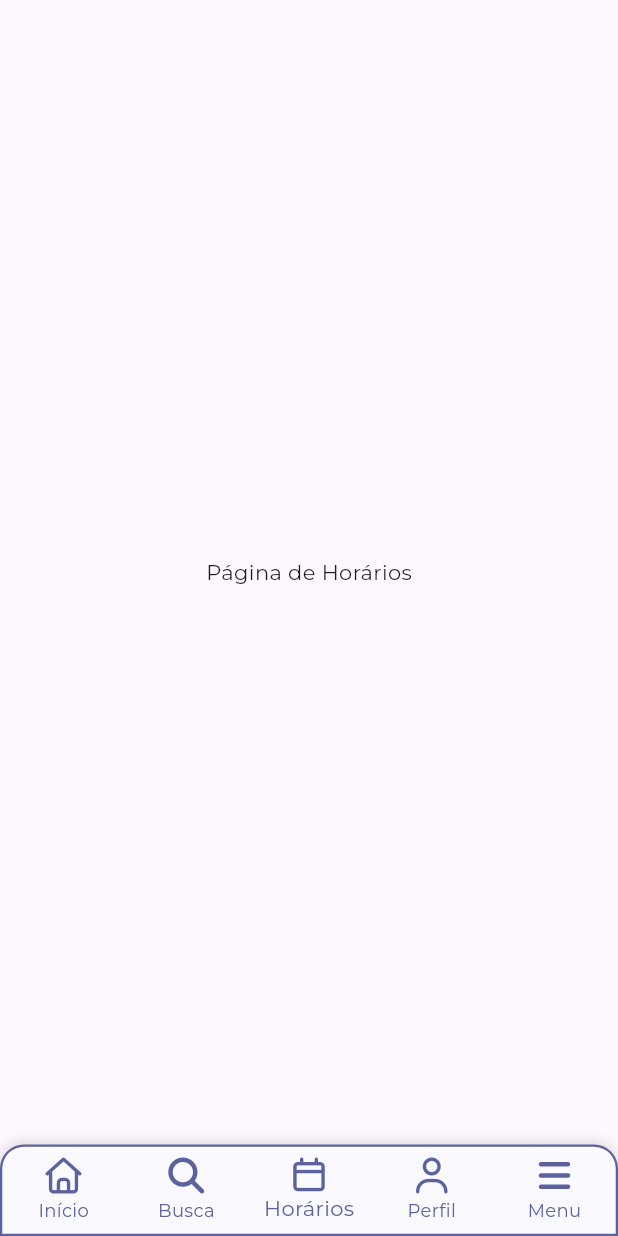
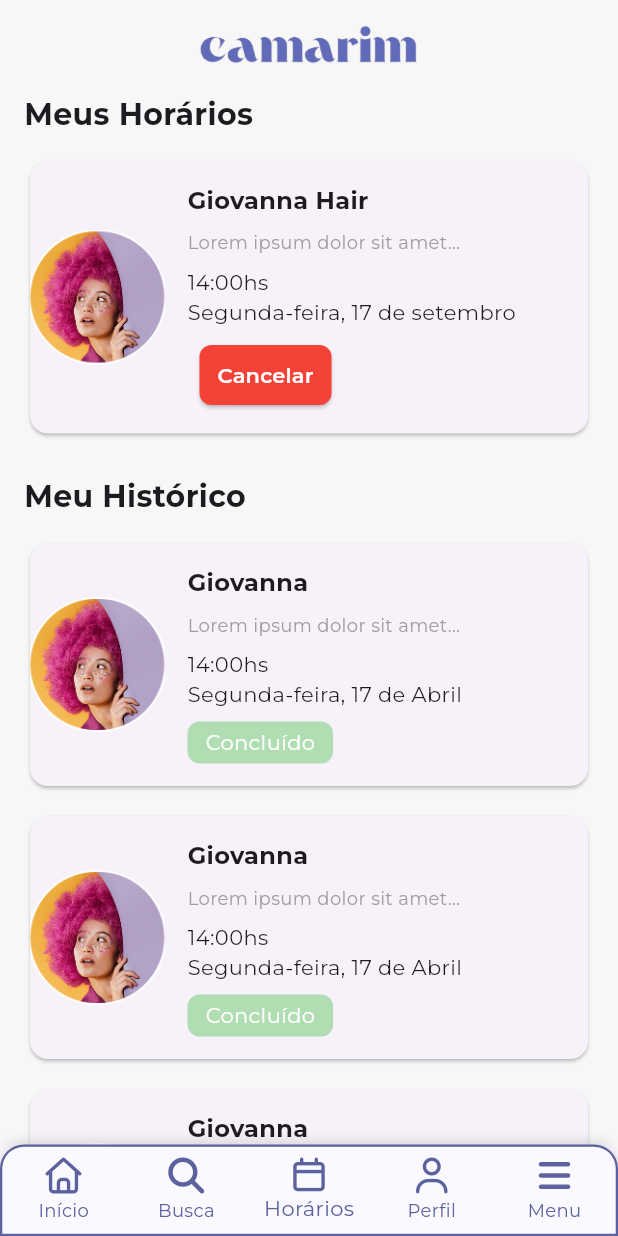
Before and after one commit to mmiguelcalixto/camarim, a Flutter app: the HomePage screen opened directly, item 3 of the bottom bar chosen, on a phone screen of 412 x 824 dp. Run offline on Flutter 3.47's test engine with Material 3 defaults, Android fonts, the phone set to English and light mode, and no system bars; our stand-ins replace cloud_firestore, firebase_auth, firebase_core, font_awesome_flutter, image_picker, mask_text_input_formatter; accounts and stored records are empty.

Commit message:
formatação da página de horários ajustada

```diff
--- a/lib/pages/home_page.dart
+++ b/lib/pages/home_page.dart
@@ -1,3 +1,4 @@
+import 'package:camarim_backend/pages/horarios_page.dart';
 import 'package:camarim_backend/pages/menu_page.dart';
 import 'package:flutter/material.dart';
 import 'package:font_awesome_flutter/font_awesome_flutter.dart';
@@ -29,7 +30,7 @@ class _HomePageState extends State<HomePage> {
   final List<Widget> _pages = [
     HomePageContent(),
     SearchProfPage(),
-    const Center(child: Text("Página de Horários")),
+    HorariosPage(),
     const Center(child: Text("Página do Perfil do Cliente")),
     MenuPage(),
   ];
--- /dev/null
+++ b/lib/pages/horarios_page.dart
@@ -0,0 +1,73 @@
+import 'package:flutter/material.dart';
+import '../widgets/appointment_card.dart';
+
+class HorariosPage extends StatelessWidget {
+  const HorariosPage({super.key});
+
+  @override
+  Widget build(BuildContext context) {
+    return Scaffold(
+      backgroundColor: const Color(0xFFF7F7F7),
+      body: SafeArea(
+        child: ListView(
+          padding: const EdgeInsets.all(16),
+          children: [
+            SizedBox(
+              height: 30,
+              child: Container(
+                color: const Color(0xFFF7F7F7),
+                child: Image.asset("lib/assets/img/logo.png"),
+              ),
+            ),
+            const SizedBox(height: 16),
+
+
+            RichText(
+              text: TextSpan(
+                text: "Meus Horários",
+                style: DefaultTextStyle.of(context).style.copyWith(
+                  fontSize: 20,
+                  fontWeight: FontWeight.bold,
+                ),
+              ),
+            ),
+            const SizedBox(height: 12),
+            const AppointmentCard(
+              name: "Giovanna Hair",
+              time: "14:00hs",
+              date: "Segunda-feira, 17 de setembro",
+              imageUrl: "lib/assets/img/perfil.png",
+              isHistory: false,
+            ),
+            const SizedBox(height: 24),
+
+            RichText(
+              text: TextSpan(
+                text: "Meu Histórico ",
+                style: DefaultTextStyle.of(context).style.copyWith(
+                  fontSize: 20,
+                  fontWeight: FontWeight.bold,
+                ),
+              ),
+            ),
+            const SizedBox(height: 12),
+            Column(
+              children: List.generate(3, (index) {
+                return const Padding(
+                  padding: EdgeInsets.only(bottom: 12),
+                  child: AppointmentCard(
+                    name: "Giovanna",
+                    time: "14:00hs",
+                    date: "Segunda-feira, 17 de Abril",
+                    imageUrl: "lib/assets/img/perfil.png",
+                    isHistory: true,
+                  ),
+                );
+              }),
+            ),
+          ],
+        ),
+      ),
+    );
+  }
+}
--- /dev/null
+++ b/lib/widgets/appointment_card.dart
@@ -0,0 +1,147 @@
+import 'package:flutter/material.dart';
+
+class AppointmentCard extends StatelessWidget {
+  final String name;
+  final String time;
+  final String date;
+  final String imageUrl;
+  final bool isHistory;
+
+  const AppointmentCard({
+    super.key,
+    required this.name,
+    required this.time,
+    required this.date,
+    required this.imageUrl,
+    this.isHistory = false,
+  });
+
+  @override
+  Widget build(BuildContext context) {
+    return Card(
+      shape: RoundedRectangleBorder(borderRadius: BorderRadius.circular(12)),
+      child: Row(
+        children: [
+          ClipRRect(
+            borderRadius: const BorderRadius.only(
+              topLeft: Radius.circular(12),
+              bottomLeft: Radius.circular(12),
+            ),
+            child: Image.asset(
+              imageUrl,
+              width: 90,
+              height: 90,
+              fit: BoxFit.cover,
+            ),
+          ),
+          Expanded(
+            child: Padding(
+              padding: const EdgeInsets.all(15),
+              child: Column(
+                crossAxisAlignment: CrossAxisAlignment.start,
+                children: [
+                  Text(
+                    name,
+                    style: const TextStyle(
+                      fontWeight: FontWeight.bold,
+                      fontSize: 16,
+                    ),
+                  ),
+                  const SizedBox(height: 8),
+                  const Text(
+                    "Lorem ipsum dolor sit amet...",
+                    maxLines: 1,
+                    overflow: TextOverflow.ellipsis,
+                    style: TextStyle(color: Colors.grey, fontSize: 12),
+                  ),
+                  const SizedBox(height: 8),
+                  Text(time),
+                  Text(date),
+                  const SizedBox(height: 8),
+
+                  isHistory
+                      ? Container(
+                        padding: const EdgeInsets.symmetric(
+                          horizontal: 12,
+                          vertical: 4,
+                        ),
+                        decoration: BoxDecoration(
+                          color: const Color.fromARGB(255, 177, 221, 179),
+                          borderRadius: BorderRadius.circular(8),
+                        ),
+                        child: const Text(
+                          "Concluído",
+                          style: TextStyle(color: Colors.white),
+                        ),
+                      )
+                      : Row(
+                        children: [
+                          const SizedBox(width: 8),
+                          ElevatedButton(
+                            onPressed: () {
+                              _showModal(context);
+                            },
+                            style: ElevatedButton.styleFrom(
+                              backgroundColor: Colors.red,
+                              padding: const EdgeInsets.symmetric(
+                                horizontal: 12,
+                              ),
+                              shape: RoundedRectangleBorder(
+                                borderRadius: BorderRadius.circular(8),
+                              ),
+                            ),
+                            child: const Text(
+                              "Cancelar",
+                              style: TextStyle(color: Colors.white),
+                            ),
+                          ),
+                        ],
+                      ),
+                ],
+              ),
+            ),
+          ),
+        ],
+      ),
+    );
+  }
+
+  void _showModal(BuildContext context) {
+    showDialog(
+      context: context,
+      builder: (BuildContext context) {
+        return AlertDialog(
+          title: const Text(
+            "Cancelar Agendamento",
+            style: const TextStyle(fontWeight: FontWeight.bold, fontSize: 18),
+          ),
+          content: const Text(
+            "Tem certeza que deseja cancelar o seu agendamento?",
+          ),
+          actions: [
+            TextButton(
+              onPressed: () {
+                Navigator.of(context).pop();
+              },
+              child: const Text("Não"),
+            ),
+            ElevatedButton(
+              style: ElevatedButton.styleFrom(
+                backgroundColor: Colors.red,
+              ),
+              onPressed: () {
+                Navigator.of(context).pop();
+              },
+              child: const Text(
+                "Sim, cancelar",
+                style: TextStyle(fontWeight: FontWeight.bold,
+                 fontSize: 16,
+                 color: Colors.white),
+              ),
+            ),
+          ],
+        );
+      },
+    );
+  }
+}
```
Also changed, not shown: lib/assets/img/profissional.png (added).
